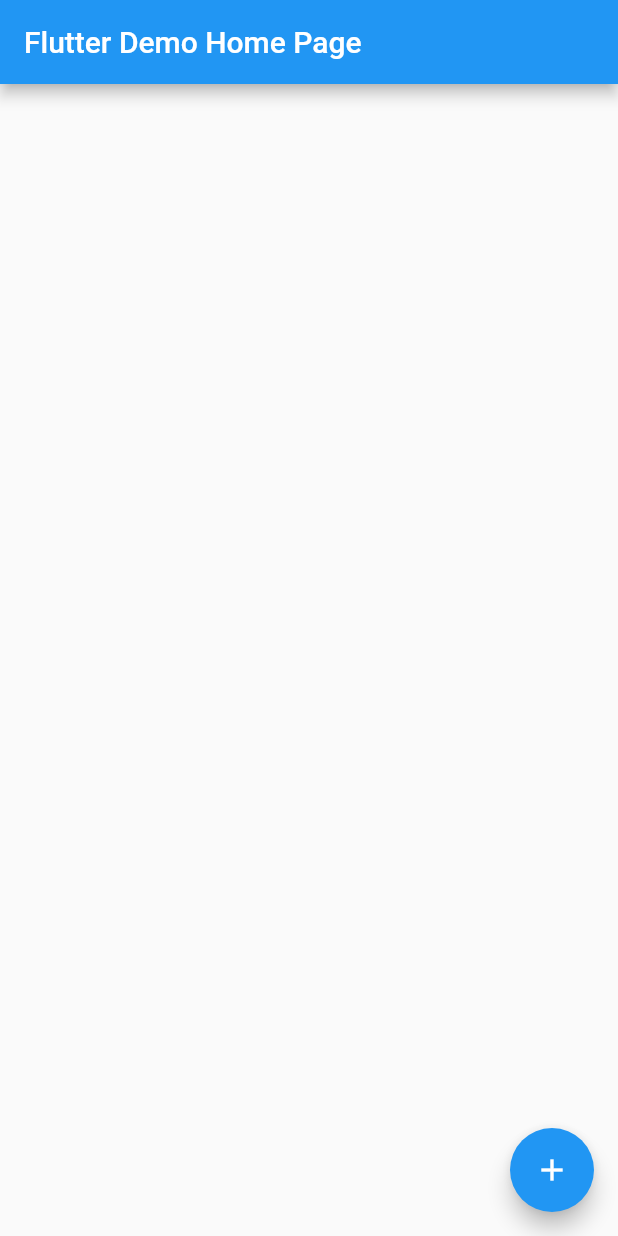
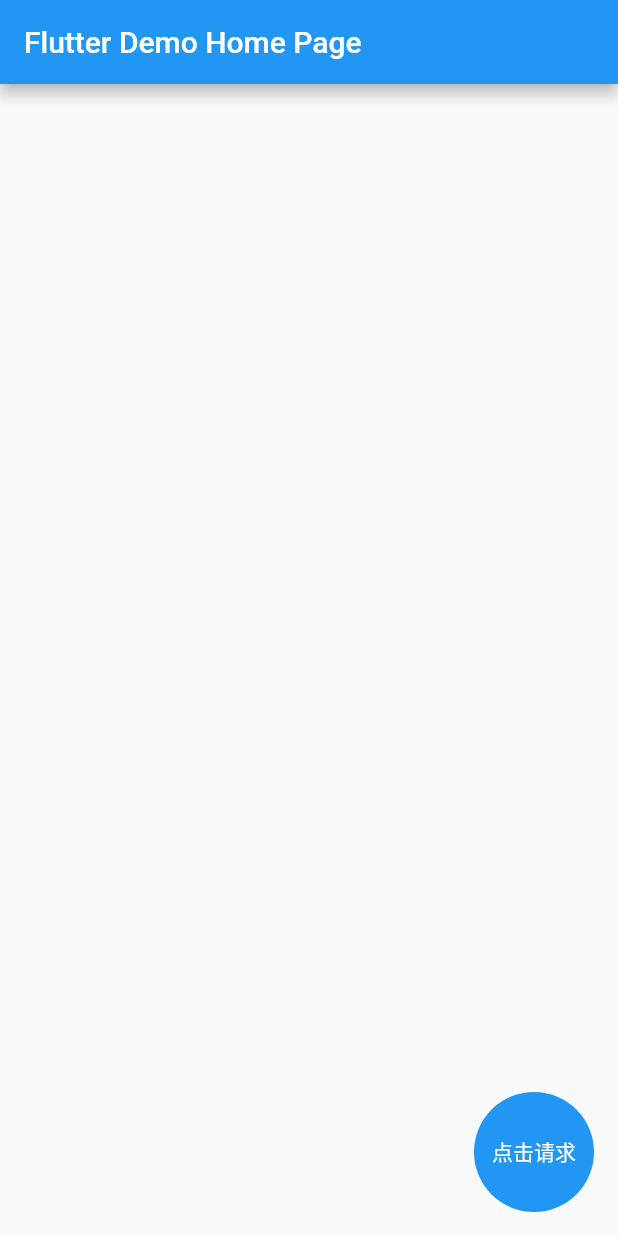
Before and after one commit to po1arbear/Flutter-Net, a Flutter app: the screen it shows after launch, on a phone screen of 412 x 824 dp. Run offline on Flutter 3.47's test engine with Material 2 defaults, Android fonts, the phone set to English and light mode, and no system bars; our stand-ins replace convert, dio.

Commit message:
modify detail

```diff
--- a/lib/main.dart
+++ b/lib/main.dart
@@ -63,6 +63,14 @@ class _MyHomePageState extends State<MyHomePage> {
     ResultData res =
         await HttpManager.getInstance().get(Address.TEST_API, params);
     setState(() {
+      ///正确的方式是
+      /// if(res.isSuccess){
+      ///   再进行json解析
+      /// }else{
+      ///  错误情况处理
+      /// }
+      ///
+
       FilmEntity entity = FilmEntity.fromJson(res.data);
       _films = entity.subjects;
     });
@@ -100,10 +108,25 @@ class _MyHomePageState extends State<MyHomePage> {
         },
         itemCount: _films.length,
       )),
-      floatingActionButton: FloatingActionButton(
-        onPressed: _testRequest,
-        tooltip: 'Increment',
-        child: Icon(Icons.add),
+      floatingActionButton: InkWell(
+        borderRadius: BorderRadius.circular(45),
+        onTap: _testRequest,
+        child: Container(
+          height: 80,
+          width: 80,
+          alignment: Alignment.center,
+          decoration: BoxDecoration(
+            color: Colors.blue,
+            borderRadius: BorderRadius.circular(45),
+          ),
+          child: Text("点击请求",style: TextStyle(color: Colors.white),),
+
+        ),
+//
+//        onPressed: _testRequest,
+//        tooltip: 'Increment',
+//        child: Icon(Icons.add),
+
       ), // This trailing comma makes auto-formatting nicer for build methods.
     );
   }
```
